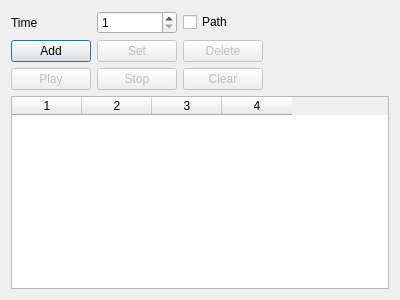
The window that src/ui/camerawidget.ui (glararan/QEditor) describes before a commit, drawn with Qt 5.
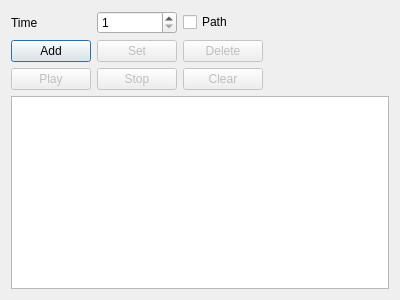
The same window after the commit.

Diff of the .ui file:
```diff
--- a/src/ui/camerawidget.ui
+++ b/src/ui/camerawidget.ui
@@ -28,7 +28,7 @@
         <number>4</number>
        </property>
        <attribute name="horizontalHeaderVisible">
-        <bool>true</bool>
+        <bool>false</bool>
        </attribute>
        <attribute name="horizontalHeaderDefaultSectionSize">
         <number>70</number>
```
Left out of the diff: 2 changed lines with no effect on the pictures.
